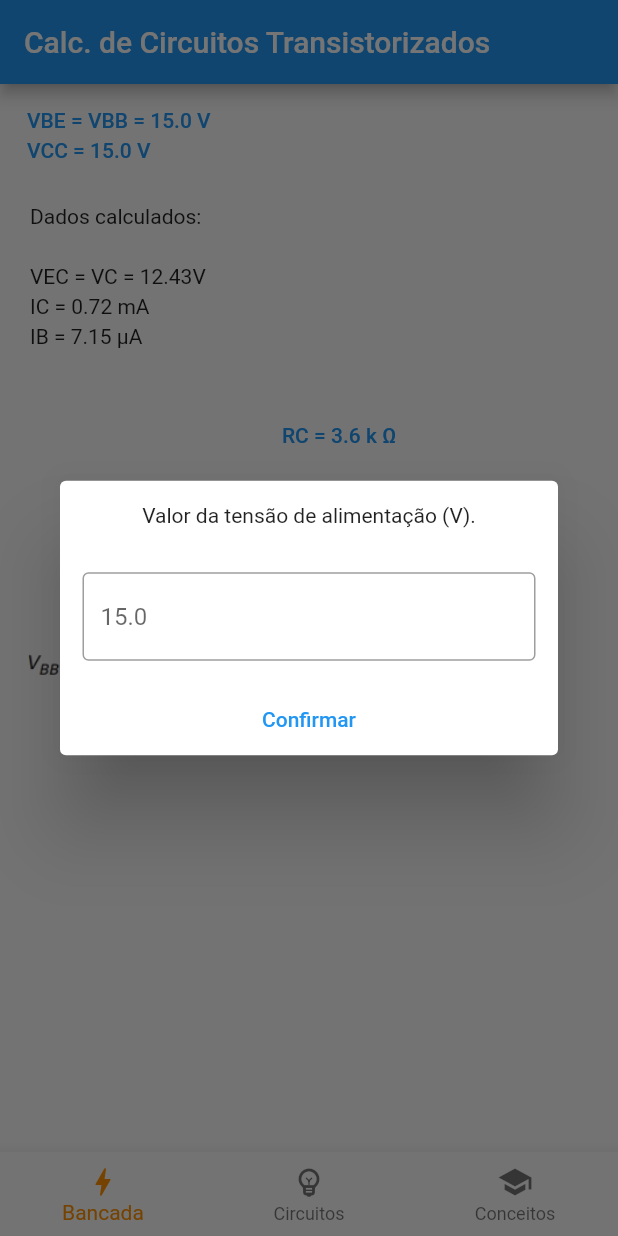
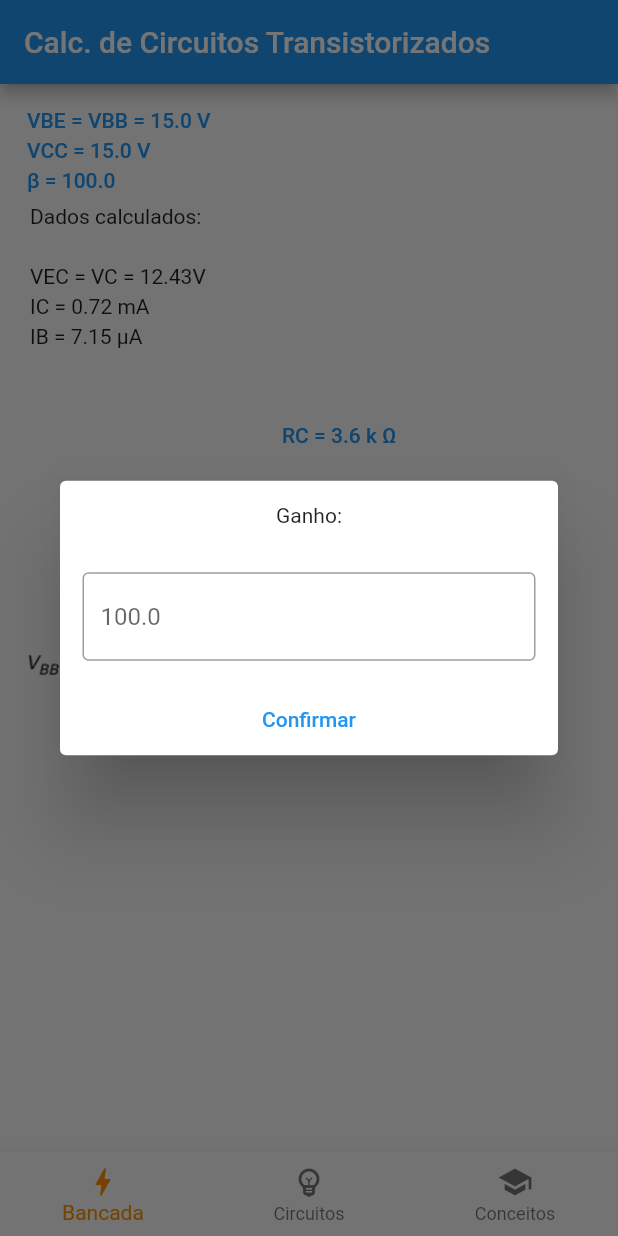
Before and after one commit to lucassguedes/CCT, a Flutter app: the screen it shows after launch, after a tap on an icon or button, on a phone screen of 412 x 824 dp. Run offline on Flutter 3.47's test engine with Material 2 defaults, Android fonts, the light colour scheme and no system bars.

Commit message:
Adicionando edição de ganho no circuito emissor comum.

```diff
--- a/lib/screens/common_emitter.dart
+++ b/lib/screens/common_emitter.dart
@@ -16,6 +16,7 @@ class _CommonEmitterState extends State<CommonEmitter>{
   final TextEditingController rb_controller = TextEditingController();
   final TextEditingController vbb_controller = TextEditingController();
   final TextEditingController vcc_controller = TextEditingController();
+  final TextEditingController hfe_controller = TextEditingController();
 
 
 
@@ -25,6 +26,7 @@ class _CommonEmitterState extends State<CommonEmitter>{
     rb_controller.dispose();
     vbb_controller.dispose();
     vcc_controller.dispose();
+    hfe_controller.dispose();
     super.dispose();
   }
 
@@ -285,6 +287,55 @@ class _CommonEmitterState extends State<CommonEmitter>{
               child: Text("VCC = ${treat_number(vcc)}V"),
             ),
           ),
+          Positioned(
+            top: 40,
+            left: 10,
+            child: TextButton(
+              onPressed: () => showDialog(
+                  context: context,
+                  builder: (BuildContext context) => Dialog(
+                    child: Padding(
+                      padding: const EdgeInsets.all(0.0),
+                      child: Column(
+                        mainAxisSize: MainAxisSize.min,
+                        mainAxisAlignment: MainAxisAlignment.center,
+                        children: <Widget>[
+                          const Padding(
+                            padding: EdgeInsets.all(15.0),
+                            child: Text('Ganho:'),
+                          ),
+                          Padding(
+                            padding: const EdgeInsets.all(15.0),
+                            child: TextField(
+                              keyboardType: TextInputType.number,
+                              controller: hfe_controller,
+                              decoration: InputDecoration(
+                                  border: const OutlineInputBorder(),
+                                  hintText: "$hfe"
+                              ),
+                            ),
+                          ),
+                          TextButton(
+
+                              onPressed: (){
+                                setState(() {
+                                  if(hfe_controller.text != '')
+                                  {
+                                    hfe = double.parse(hfe_controller.text);
+                                  }
+                                });
+                                Navigator.pop(context);
+                              },
+                              child: const Text('Confirmar')
+                          )
+                        ],
+                      ),
+                    ),
+                  )
+              ),
+              child: Text("β = ${treat_number(hfe)}"),
+            ),
+          ),
           const Positioned(
             top: 80,
             left: 20,
```
